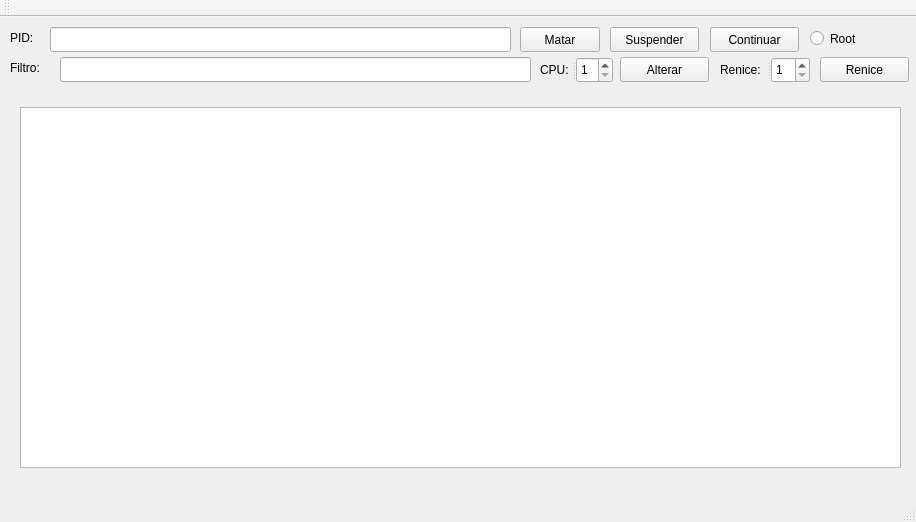
Qt form Projeto02_Unidade01/gerenciador_de_processos/mainwindow.ui (Mtarginoo/STR-Projeto01) before a commit.
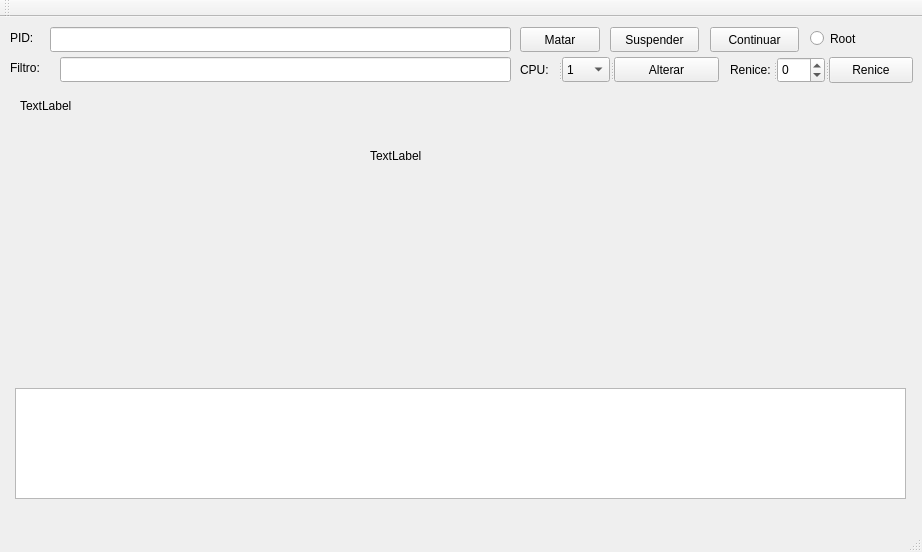
The same form after that commit.

The edit to the form file:
```diff
--- a/Projeto02_Unidade01/gerenciador_de_processos/mainwindow.ui
+++ b/Projeto02_Unidade01/gerenciador_de_processos/mainwindow.ui
@@ -6,8 +6,8 @@
    <rect>
     <x>0</x>
     <y>0</y>
-    <width>916</width>
-    <height>522</height>
+    <width>922</width>
+    <height>552</height>
    </rect>
   </property>
   <property name="windowTitle">
@@ -76,19 +76,6 @@
      <string>Continuar</string>
     </property>
    </widget>
-   <widget class="QPushButton" name="btn_renice">
-    <property name="geometry">
-     <rect>
-      <x>820</x>
-      <y>40</y>
-      <width>89</width>
-      <height>25</height>
-     </rect>
-    </property>
-    <property name="text">
-     <string>Renice</string>
-    </property>
-   </widget>
    <widget class="QLabel" name="label_2">
     <property name="geometry">
      <rect>
@@ -107,35 +94,12 @@
      <rect>
       <x>60</x>
       <y>40</y>
-      <width>471</width>
+      <width>451</width>
       <height>25</height>
      </rect>
     </property>
    </widget>
-   <widget class="QColumnView" name="columnView">
-    <property name="geometry">
-     <rect>
-      <x>20</x>
-      <y>90</y>
-      <width>881</width>
-      <height>361</height>
-     </rect>
-    </property>
-   </widget>
-   <widget class="QPushButton" name="btn_alterar_cpu">
-    <property name="geometry">
-     <rect>
-      <x>620</x>
-      <y>40</y>
-      <width>89</width>
-      <height>25</height>
-     </rect>
-    </property>
-    <property name="text">
-     <string>Alterar</string>
-    </property>
-   </widget>
-   <widget class="QRadioButton" name="radioButton">
+   <widget class="QRadioButton" name="rb_root">
     <property name="geometry">
      <rect>
       <x>810</x>
@@ -148,38 +112,98 @@
      <string>Root</string>
     </property>
    </widget>
+   <widget class="QLabel" name="label_5">
+    <property name="geometry">
+     <rect>
+      <x>20</x>
+      <y>80</y>
+      <width>111</width>
+      <height>17</height>
+     </rect>
+    </property>
+    <property name="text">
+     <string>TextLabel</string>
+    </property>
+   </widget>
+   <widget class="QTableView" name="tableView">
+    <property name="geometry">
+     <rect>
+      <x>15</x>
+      <y>371</y>
+      <width>891</width>
+      <height>111</height>
+     </rect>
+    </property>
+   </widget>
+   <widget class="QLabel" name="saida">
+    <property name="geometry">
+     <rect>
+      <x>370</x>
+      <y>130</y>
+      <width>67</width>
+      <height>17</height>
+     </rect>
+    </property>
+    <property name="text">
+     <string>TextLabel</string>
+    </property>
+   </widget>
    <widget class="QSplitter" name="splitter">
     <property name="geometry">
      <rect>
-      <x>540</x>
+      <x>520</x>
       <y>40</y>
-      <width>73</width>
-      <height>26</height>
+      <width>199</width>
+      <height>25</height>
      </rect>
     </property>
     <property name="orientation">
      <enum>Qt::Horizontal</enum>
     </property>
-    <widget class="QLabel" name="label_3">
-     <property name="text">
-      <string>CPU:</string>
+    <widget class="QSplitter" name="splitter_3">
+     <property name="orientation">
+      <enum>Qt::Horizontal</enum>
      </property>
-    </widget>
-    <widget class="QSpinBox" name="box_num_cpu">
-     <property name="minimum">
-      <number>1</number>
-     </property>
-     <property name="maximum">
-      <number>8</number>
-     </property>
+     <widget class="QLabel" name="label_3">
+      <property name="text">
+       <string>CPU:</string>
+      </property>
+     </widget>
+     <widget class="QComboBox" name="comboBox_cpu">
+      <item>
+       <property name="text">
+        <string>1</string>
+       </property>
+      </item>
+      <item>
+       <property name="text">
+        <string>2</string>
+       </property>
+      </item>
+      <item>
+       <property name="text">
+        <string>3</string>
+       </property>
+      </item>
+      <item>
+       <property name="text">
+        <string>4</string>
+       </property>
+      </item>
+     </widget>
+     <widget class="QPushButton" name="btn_alterar_cpu">
+      <property name="text">
+       <string>Alterar</string>
+      </property>
+     </widget>
     </widget>
    </widget>
    <widget class="QSplitter" name="splitter_2">
     <property name="geometry">
      <rect>
-      <x>720</x>
+      <x>730</x>
       <y>40</y>
-      <width>90</width>
+      <width>183</width>
       <height>26</height>
      </rect>
     </property>
@@ -193,10 +217,15 @@
     </widget>
     <widget class="QSpinBox" name="box_renice">
      <property name="minimum">
-      <number>1</number>
+      <number>-20</number>
      </property>
      <property name="maximum">
-      <number>8</number>
+      <number>19</number>
+     </property>
+    </widget>
+    <widget class="QPushButton" name="btn_renice">
+     <property name="text">
+      <string>Renice</string>
      </property>
     </widget>
    </widget>
```
Left out of the diff: 4 changed lines with no effect on the pictures.
